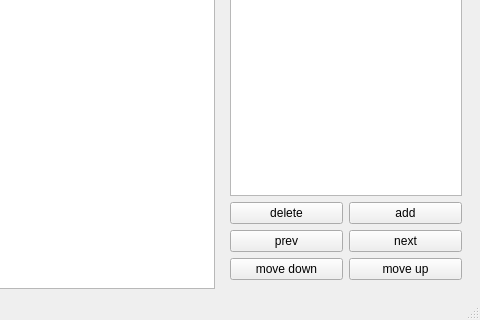
This is client/gui.ui in Trion/nightsky as Qt 5 draws it before an edit; both pictures show x 318 to 798 and y 138 to 458 of the 798 by 458 pixel window. The edited form follows.
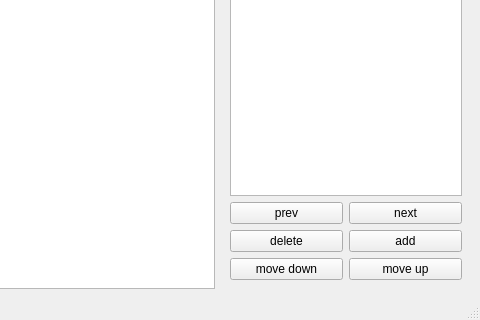
This is the edited form.

Commit message: add frame list navigation

What changed in the file:
```diff
--- a/client/gui.ui
+++ b/client/gui.ui
@@ -67,30 +67,6 @@
          </property>
         </widget>
        </item>
-       <item>
-        <layout class="QHBoxLayout" name="line1">
-         <item>
-          <widget class="QPushButton" name="deleteButton">
-           <property name="text">
-            <string>delete</string>
-           </property>
-           <property name="shortcut">
-            <string>Del</string>
-           </property>
-          </widget>
-         </item>
-         <item>
-          <widget class="QPushButton" name="addButton">
-           <property name="text">
-            <string>add</string>
-           </property>
-           <property name="shortcut">
-            <string>Ctrl++</string>
-           </property>
-          </widget>
-         </item>
-        </layout>
-       </item>
        <item>
         <layout class="QHBoxLayout" name="line2">
          <item>
@@ -115,6 +91,30 @@
          </item>
         </layout>
        </item>
+       <item>
+        <layout class="QHBoxLayout" name="line1">
+         <item>
+          <widget class="QPushButton" name="deleteButton">
+           <property name="text">
+            <string>delete</string>
+           </property>
+           <property name="shortcut">
+            <string>Del</string>
+           </property>
+          </widget>
+         </item>
+         <item>
+          <widget class="QPushButton" name="addButton">
+           <property name="text">
+            <string>add</string>
+           </property>
+           <property name="shortcut">
+            <string>Ctrl++</string>
+           </property>
+          </widget>
+         </item>
+        </layout>
+       </item>
        <item>
         <layout class="QHBoxLayout" name="line3">
          <item>
```
Left out of the diff: 10 changed lines with no effect on the pictures. The commit also changes 2 other files.
